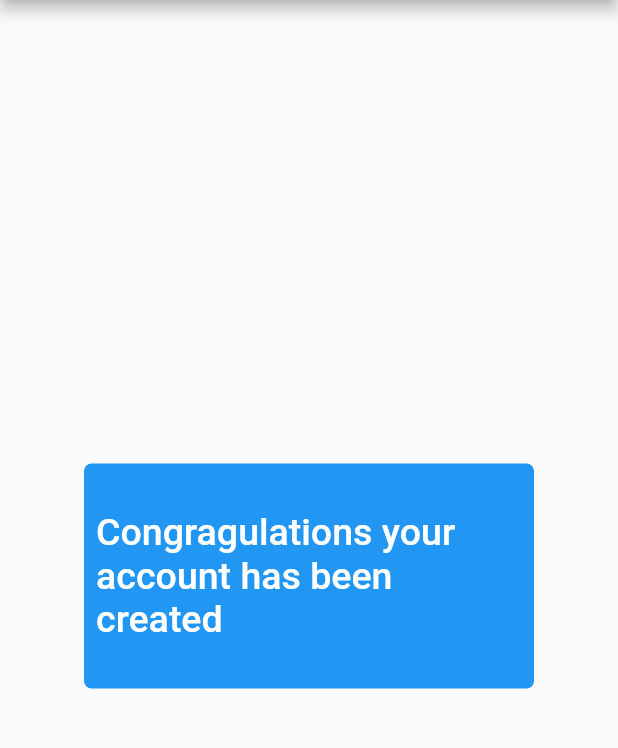
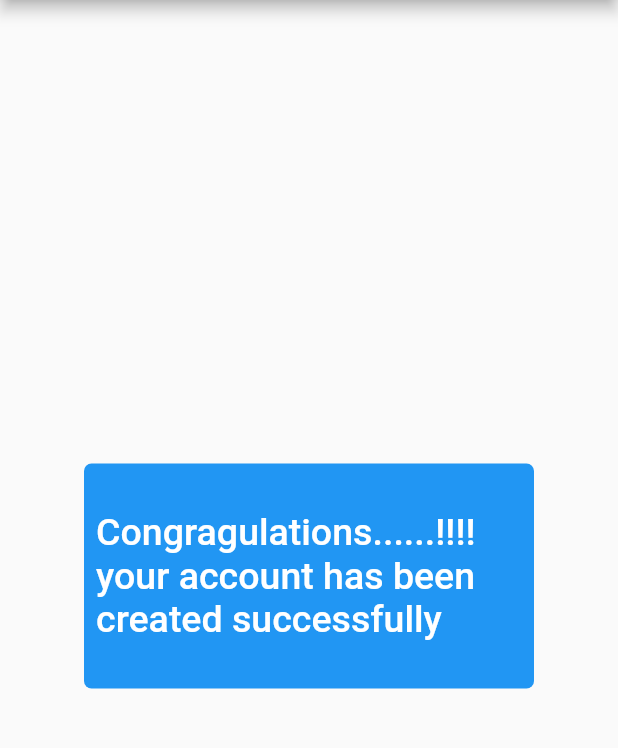
Before and after one commit to lucifer555-ux/logindemo-master, a Flutter app: the SignIn screen opened directly, on a phone screen of 412 x 824 dp, the part 84-832 px from its top. Run offline on Flutter 3.47's test engine with Material 2 defaults, Android fonts, the phone set to English and light mode, and no system bars; our stand-ins replace cloud_firestore, firebase_core; accounts and stored records are empty.

Commit message:
changed the end screen and rules in firebase

```diff
--- a/logindemo-master/lib/SignIn.dart
+++ b/logindemo-master/lib/SignIn.dart
@@ -6,6 +6,10 @@ class SignIn extends StatefulWidget {
 }
 
 class _SignInState extends State<SignIn> {
+    //final String email;
+  //final String password;
+
+  //-SignIn(this.email, this.password)
   @override
   Widget build(BuildContext context) {
     return Scaffold(
@@ -16,6 +20,7 @@ class _SignInState extends State<SignIn> {
         child: Container(
           height: 150,
           width: 300,
+
           decoration: BoxDecoration(
               color: Colors.blue, borderRadius: BorderRadius.circular(5)),
           child: TextButton(
@@ -23,12 +28,14 @@ class _SignInState extends State<SignIn> {
               Navigator.pop(context);
             },
             child: Text(
-              'Congragulations your account has been created',
+              'Congragulations......!!!! your account has been created successfully',
               style: TextStyle(color: Colors.white, fontSize: 25),
+
             ),
           ),
         ),
       ),
+
     );
   }
 }
--- a/logindemo-master/lib/SignUp.dart
+++ b/logindemo-master/lib/SignUp.dart
@@ -25,7 +25,7 @@ class SignUp extends StatefulWidget {
   @override
   _SignUpState createState() => _SignUpState();
 }
-
+final myController = TextEditingController();
 class _SignUpState extends State<SignUp> {
   @override
   Widget build(BuildContext context) {
@@ -89,6 +89,7 @@ class _SignUpState extends State<SignUp> {
               child: TextField(
                 decoration: InputDecoration(
                     border: OutlineInputBorder(),
+                   // fillColor: Color(blue),
                     labelText: 'Designation ',
                     hintText: 'Enter your Designation  '),
                 onChanged: (value) {
```
